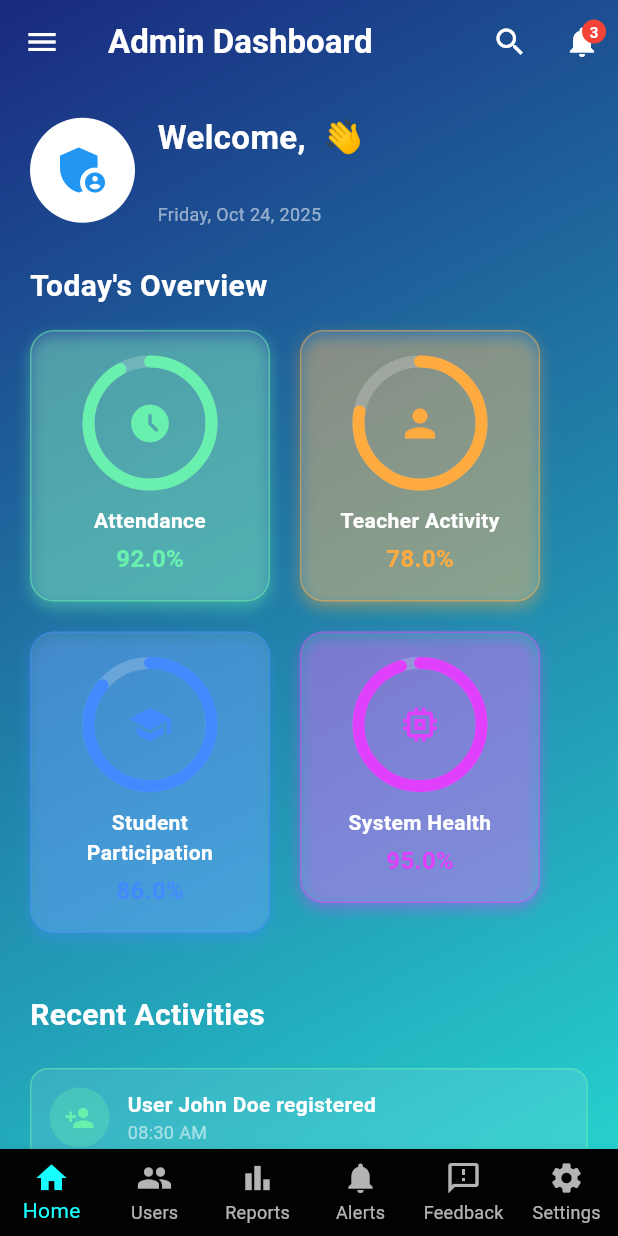
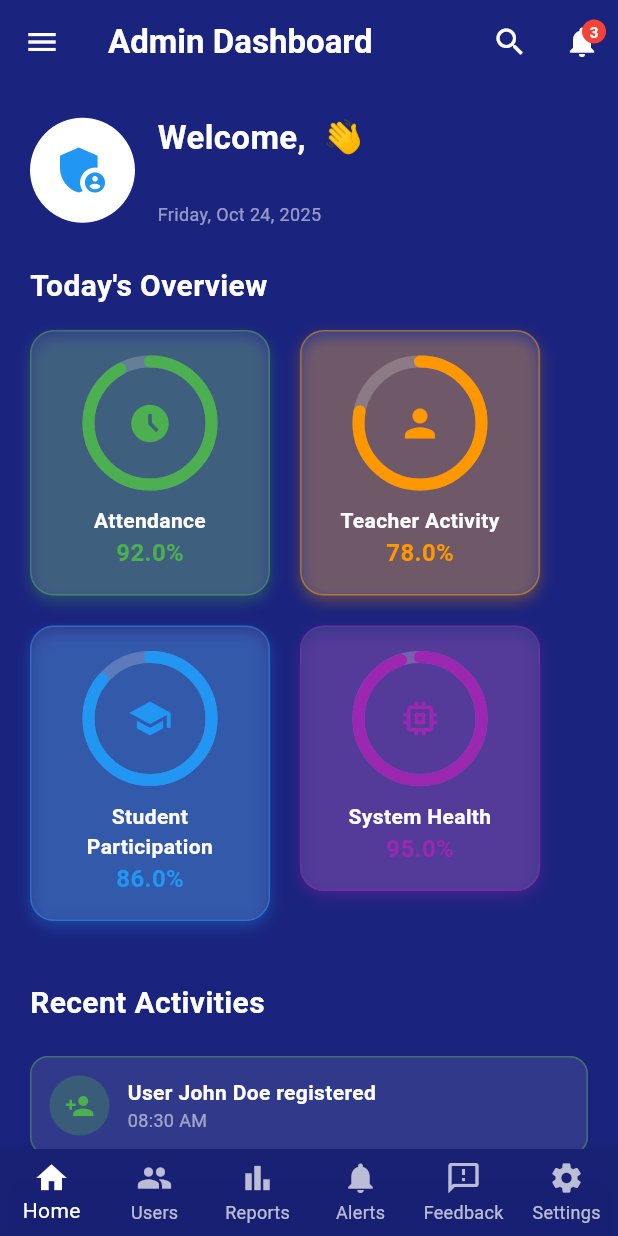
Before and after one commit to Manojarya0207/Gttc_Attendance_Manager, a Flutter app: the AdminDashboard screen opened directly with empty values, on a phone screen of 412 x 824 dp. Run offline on Flutter 3.47's test engine with Material 3 defaults, Android fonts, the light colour scheme and no system bars; drawn by our look-alikes of percent_indicator; our stand-ins replace google_fonts, table_calendar.

Commit message:
Admin Page Redesign

```diff
--- a/lib/screens/admin_dashboard.dart
+++ b/lib/screens/admin_dashboard.dart
@@ -90,10 +90,10 @@ class _AdminDashboardState extends State<AdminDashboard>
   List<Activity> get _allActivities {
     final now = DateTime.now();
     return [
-      Activity(title: "User John Doe registered", icon: Icons.person_add, timestamp: now.subtract(const Duration(hours: 2)), color: Colors.greenAccent),
-      Activity(title: "Attendance report exported", icon: Icons.file_download, timestamp: now.subtract(const Duration(hours: 2, minutes: 25)), color: Colors.blueAccent),
-      Activity(title: "Password changed for teacher", icon: Icons.lock, timestamp: now.subtract(const Duration(days: 1)), color: Colors.orangeAccent),
-      Activity(title: "New announcement posted", icon: Icons.campaign, timestamp: now.subtract(const Duration(days: 2)), color: Colors.purpleAccent),
+      Activity(title: "User John Doe registered", icon: Icons.person_add, timestamp: now.subtract(const Duration(hours: 2)), color: Colors.green),
+      Activity(title: "Attendance report exported", icon: Icons.file_download, timestamp: now.subtract(const Duration(hours: 2, minutes: 25)), color: Colors.blue),
+      Activity(title: "Password changed for teacher", icon: Icons.lock, timestamp: now.subtract(const Duration(days: 1)), color: Colors.orange),
+      Activity(title: "New announcement posted", icon: Icons.campaign, timestamp: now.subtract(const Duration(days: 2)), color: Colors.purple),
     ];
   }
 
@@ -123,9 +123,8 @@ class _AdminDashboardState extends State<AdminDashboard>
 
   void _goToNotifications() {
     setState(() {
-      _selectedIndex = 3; // Notifications tab index
+      _selectedIndex = 3;
     });
-    // Do NOT pop unless drawer is open — AppBar tap should just switch tab
   }
 
   @override
@@ -160,7 +159,7 @@ class _AdminDashboardState extends State<AdminDashboard>
           Stack(
             children: [
               IconButton(
-                onPressed: _goToNotifications, // ✅ Only switch tab
+                onPressed: _goToNotifications,
                 icon: const Icon(Icons.notifications, color: Colors.white),
               ),
               if (_notifications.isNotEmpty)
@@ -191,13 +190,7 @@ class _AdminDashboardState extends State<AdminDashboard>
       ),
       drawer: _buildSideDrawer(context),
       body: Container(
-        decoration: const BoxDecoration(
-          gradient: LinearGradient(
-            colors: [Color(0xFF1A2980), Color(0xFF26D0CE)],
-            begin: Alignment.topLeft,
-            end: Alignment.bottomRight,
-          ),
-        ),
+        color: Colors.indigo[900], // Standard dark background
         child: SafeArea(
           child: FadeTransition(
             opacity: _fadeAnimation,
@@ -214,8 +207,8 @@ class _AdminDashboardState extends State<AdminDashboard>
         ),
       ),
       bottomNavigationBar: BottomNavigationBar(
-        backgroundColor: Colors.black.withOpacity(0.8),
-        selectedItemColor: Colors.cyanAccent,
+        backgroundColor: Colors.indigo[900]?.withOpacity(0.9) ?? Colors.black,
+        selectedItemColor: Colors.white,
         unselectedItemColor: Colors.white70,
         currentIndex: _selectedIndex,
         type: BottomNavigationBarType.fixed,
@@ -250,25 +243,21 @@ class _AdminDashboardState extends State<AdminDashboard>
 
   Drawer _buildSideDrawer(BuildContext context) {
     return Drawer(
-      backgroundColor: const Color(0xFF0D1B2A),
+      backgroundColor: Colors.indigo[900],
       child: ListView(
         padding: EdgeInsets.zero,
         children: [
           UserAccountsDrawerHeader(
-            decoration: const BoxDecoration(
-              gradient: LinearGradient(
-                colors: [Color(0xFF1A2980), Color(0xFF26D0CE)],
-                begin: Alignment.topLeft,
-                end: Alignment.bottomRight,
-              ),
+            decoration: BoxDecoration(
+              color: Colors.indigo[800], // Slightly lighter for contrast
             ),
             currentAccountPicture: const CircleAvatar(
               backgroundColor: Colors.white,
               child: Icon(Icons.admin_panel_settings,
-                  color: Colors.blueAccent, size: 40),
+                  color: Colors.blue, size: 40),
             ),
             accountName: Text(widget.name,
-                style: const TextStyle(fontSize: 18, fontWeight: FontWeight.bold)),
+                style: const TextStyle(fontSize: 18, fontWeight: FontWeight.bold, color: Colors.white)),
             accountEmail:
                 Text(widget.email, style: const TextStyle(color: Colors.white70)),
           ),
@@ -280,7 +269,7 @@ class _AdminDashboardState extends State<AdminDashboard>
           _drawerItem(Icons.settings, 'Settings', 5),
           const Divider(color: Colors.white30),
           ListTile(
-            leading: const Icon(Icons.logout, color: Colors.redAccent),
+            leading: const Icon(Icons.logout, color: Colors.red),
             title: const Text('Logout', style: TextStyle(color: Colors.white)),
             onTap: () async {
               bool confirm = await showConfirmationDialog(
@@ -306,11 +295,12 @@ class _AdminDashboardState extends State<AdminDashboard>
       leading: Icon(icon, color: Colors.white),
       title: Text(title, style: const TextStyle(color: Colors.white)),
       selected: _selectedIndex == index,
+      selectedTileColor: Colors.indigo[700],
       onTap: () {
         setState(() {
           _selectedIndex = index;
         });
-        Navigator.pop(context); // ✅ Safe to pop here — only when drawer is open
+        Navigator.pop(context);
       },
     );
   }
@@ -330,10 +320,10 @@ class _AdminDashboardState extends State<AdminDashboard>
             spacing: 20,
             runSpacing: 20,
             children: [
-              _buildCircularIndicator("Attendance", 0.92, Colors.greenAccent, Icons.access_time_filled),
-              _buildCircularIndicator("Teacher Activity", 0.78, Colors.orangeAccent, Icons.person),
-              _buildCircularIndicator("Student Participation", 0.86, Colors.blueAccent, Icons.school),
-              _buildCircularIndicator("System Health", 0.95, Colors.purpleAccent, Icons.memory),
+              _buildCircularIndicator("Attendance", 0.92, Colors.green, Icons.access_time_filled),
+              _buildCircularIndicator("Teacher Activity", 0.78, Colors.orange, Icons.person),
+              _buildCircularIndicator("Student Participation", 0.86, Colors.blue, Icons.school),
+              _buildCircularIndicator("System Health", 0.95, Colors.purple, Icons.memory),
             ],
           ),
           const SizedBox(height: 40),
@@ -355,12 +345,12 @@ class _AdminDashboardState extends State<AdminDashboard>
                 spacing: 15,
                 runSpacing: 15,
                 children: [
-                  _buildActionCard('Manage Users', Icons.group, Colors.orangeAccent, cardWidth),
-                  _buildActionCard('Reports', Icons.bar_chart, Colors.greenAccent, cardWidth),
-                  _buildActionCard('Export Attendance', Icons.file_download, Colors.purpleAccent, cardWidth),
-                  _buildActionCard('Feedback', Icons.feedback_outlined, Colors.pinkAccent, cardWidth),
-                  _buildActionCard('Announcements', Icons.campaign, Colors.blueAccent, cardWidth),
-                  _buildActionCard('Settings', Icons.settings, Colors.tealAccent, cardWidth),
+                  _buildActionCard('Manage Users', Icons.group, Colors.orange, cardWidth),
+                  _buildActionCard('Reports', Icons.bar_chart, Colors.green, cardWidth),
+                  _buildActionCard('Export Attendance', Icons.file_download, Colors.purple, cardWidth),
+                  _buildActionCard('Feedback', Icons.feedback_outlined, Colors.pink, cardWidth),
+                  _buildActionCard('Announcements', Icons.campaign, Colors.blue, cardWidth),
+                  _buildActionCard('Settings', Icons.settings, Colors.teal, cardWidth),
                 ],
               );
             },
@@ -404,7 +394,7 @@ class _AdminDashboardState extends State<AdminDashboard>
         borderRadius: BorderRadius.circular(16),
         border: Border.all(color: color.withOpacity(0.5), width: 1),
         boxShadow: [
-          BoxShadow(color: color.withOpacity(0.4), blurRadius: 8, offset: const Offset(0, 4)),
+          BoxShadow(color: color.withOpacity(0.3), blurRadius: 8, offset: const Offset(0, 4)),
         ],
       ),
       child: Column(
@@ -421,7 +411,6 @@ class _AdminDashboardState extends State<AdminDashboard>
           ),
           const SizedBox(height: 10),
           Text(title, textAlign: TextAlign.center, style: const TextStyle(color: Colors.white, fontWeight: FontWeight.bold, fontSize: 14)),
-          const SizedBox(height: 4),
           Text('${(percent * 100).toStringAsFixed(1)}%', style: TextStyle(color: color, fontSize: 16, fontWeight: FontWeight.w600)),
         ],
       ),
@@ -483,7 +472,7 @@ class _AdminDashboardState extends State<AdminDashboard>
       color: Colors.white.withOpacity(0.1),
       child: ListTile(
         contentPadding: const EdgeInsets.all(12),
-        leading: const Icon(Icons.notifications_active, color: Colors.cyan),
+        leading: const Icon(Icons.notifications_active, color: Colors.blue),
         title: Text(notif.title, style: const TextStyle(color: Colors.white, fontWeight: FontWeight.bold)),
         subtitle: Column(
           crossAxisAlignment: CrossAxisAlignment.start,
@@ -494,7 +483,7 @@ class _AdminDashboardState extends State<AdminDashboard>
           ],
         ),
         trailing: IconButton(
-          icon: const Icon(Icons.delete, color: Colors.redAccent),
+          icon: const Icon(Icons.delete, color: Colors.red),
           onPressed: () => _deleteNotification(notif.id),
         ),
       ),
@@ -539,8 +528,8 @@ class _AdminDashboardState extends State<AdminDashboard>
               icon: const Icon(Icons.send),
               label: const Text('Submit Feedback'),
               style: ElevatedButton.styleFrom(
-                backgroundColor: Colors.cyanAccent,
-                foregroundColor: Colors.black,
+                backgroundColor: Colors.blue,
+                foregroundColor: Colors.white,
                 shape: RoundedRectangleBorder(borderRadius: BorderRadius.circular(12)),
               ),
             ),
@@ -604,7 +593,7 @@ class _AdminDashboardState extends State<AdminDashboard>
           borderRadius: BorderRadius.circular(16),
           border: Border.all(color: Colors.white.withOpacity(0.3)),
           boxShadow: [
-            BoxShadow(color: color.withOpacity(0.4), blurRadius: 8, offset: const Offset(0, 4)),
+            BoxShadow(color: color.withOpacity(0.3), blurRadius: 8, offset: const Offset(0, 4)),
           ],
         ),
         child: Column(
@@ -635,7 +624,7 @@ class AppSearchDelegate extends SearchDelegate<String> {
           query = '';
           showSuggestions(context);
         },
-        icon: const Icon(Icons.clear),
+        icon: const Icon(Icons.clear, color: Colors.white),
       ),
     ];
   }
@@ -644,7 +633,7 @@ class AppSearchDelegate extends SearchDelegate<String> {
   Widget? buildLeading(BuildContext context) {
     return IconButton(
       onPressed: () => close(context, ''),
-      icon: const Icon(Icons.arrow_back),
+      icon: const Icon(Icons.arrow_back, color: Colors.white),
     );
   }
 
@@ -665,7 +654,7 @@ class AppSearchDelegate extends SearchDelegate<String> {
           const Center(child: Text('No results found.', style: TextStyle(color: Colors.white70)))
         else ...[
           if (filteredActivities.isNotEmpty) ...[
-            const ListTile(title: Text('Activities', style: TextStyle(color: Colors.cyanAccent, fontWeight: FontWeight.bold))),
+            const ListTile(title: Text('Activities', style: TextStyle(color: Colors.blue, fontWeight: FontWeight.bold))),
             ...filteredActivities.map((a) => ListTile(
                   leading: CircleAvatar(backgroundColor: a.color.withOpacity(0.3), child: Icon(a.icon, color: a.color)),
                   title: Text(a.title, style: const TextStyle(color: Colors.white)),
@@ -673,9 +662,9 @@ class AppSearchDelegate extends SearchDelegate<String> {
                 )),
           ],
           if (filteredNotifications.isNotEmpty) ...[
-            const ListTile(title: Text('Notifications', style: TextStyle(color: Colors.cyanAccent, fontWeight: FontWeight.bold))),
+            const ListTile(title: Text('Notifications', style: TextStyle(color: Colors.blue, fontWeight: FontWeight.bold))),
             ...filteredNotifications.map((n) => ListTile(
-                  leading: const Icon(Icons.notifications, color: Colors.cyan),
+                  leading: const Icon(Icons.notifications, color: Colors.blue),
                   title: Text(n.title, style: const TextStyle(color: Colors.white)),
                   subtitle: Text(n.message, style: const TextStyle(color: Colors.white54)),
                 )),
```
